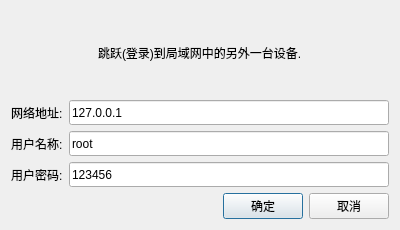
Before: the Qt Designer form examples/goline.ui in nulijiabei/cgoqt, drawn with Qt 5.
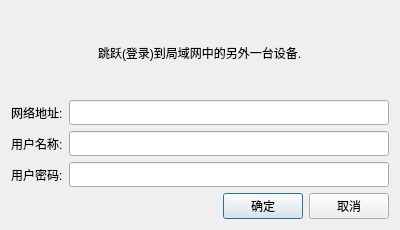
After: the same form once the commit is applied.

The edit to the form file:
```diff
--- a/examples/goline.ui
+++ b/examples/goline.ui
@@ -41,7 +41,7 @@
           </size>
          </property>
          <property name="text">
-          <string>127.0.0.1</string>
+          <string/>
          </property>
         </widget>
        </item>
@@ -65,7 +65,7 @@
           </size>
          </property>
          <property name="text">
-          <string>root</string>
+          <string/>
          </property>
         </widget>
        </item>
@@ -89,7 +89,7 @@
           </size>
          </property>
          <property name="text">
-          <string>123456</string>
+          <string/>
          </property>
         </widget>
        </item>
```
